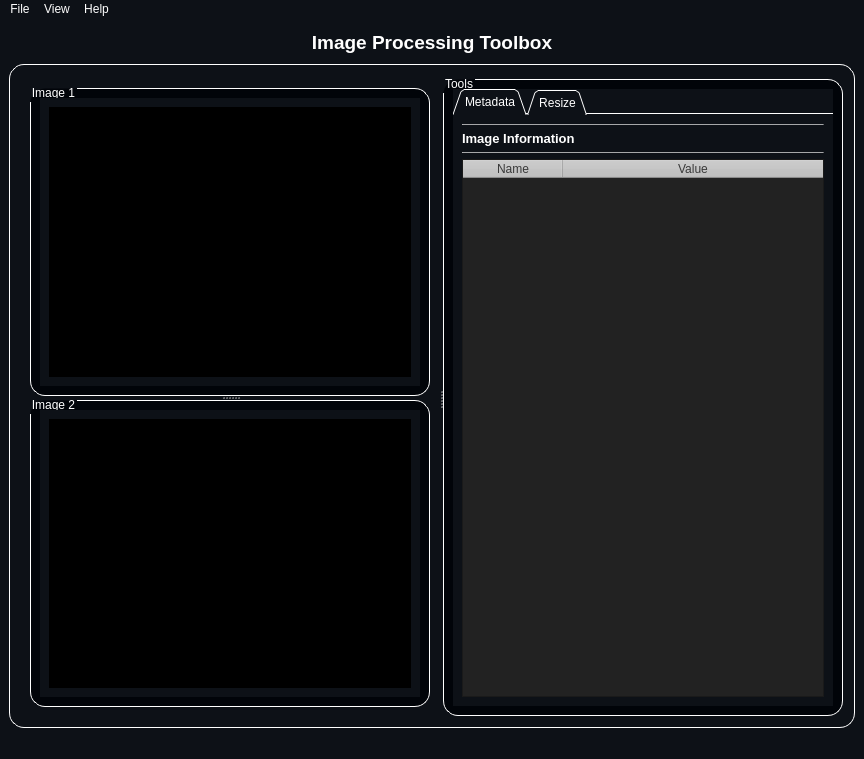
First picture: the form in resources/MainWindow.ui, repository mo-gaafar/image-processing-toolbox, before the edit.
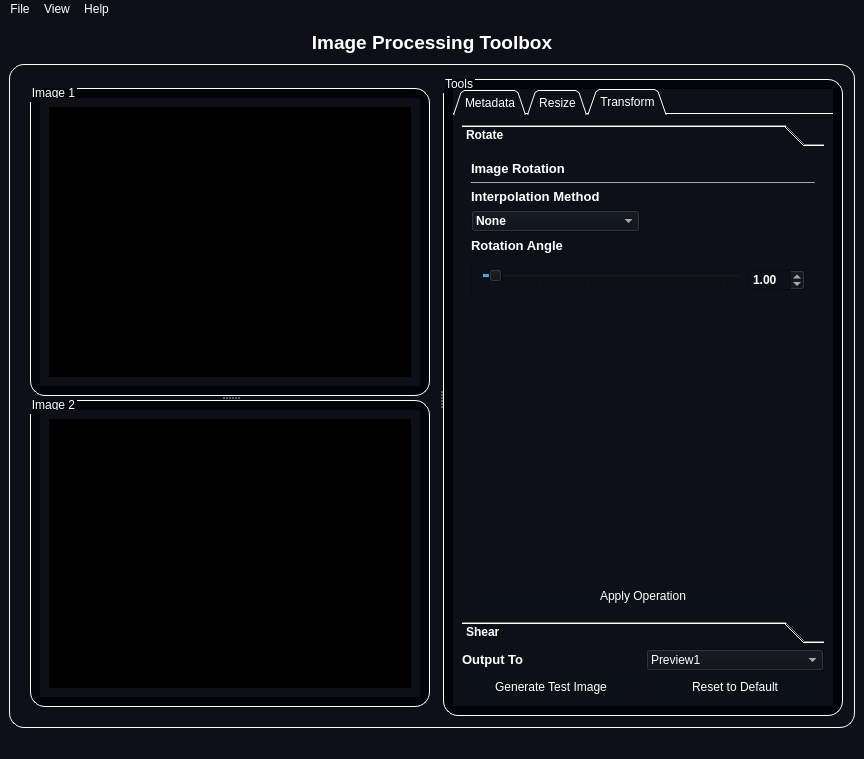
Second picture: the form after the edit. Icons and pictures are not drawn.

Commit message: shearing and rotation logic

```diff
--- a/resources/MainWindow.ui
+++ b/resources/MainWindow.ui
@@ -282,7 +282,7 @@
            <string>Tools</string>
           </property>
           <layout class="QGridLayout" name="gridLayout_3">
-           <item row="0" column="0">
+           <item row="0" column="1">
             <widget class="QTabWidget" name="tabWidget">
              <property name="enabled">
               <bool>true</bool>
@@ -297,7 +297,7 @@
               <enum>QTabWidget::Triangular</enum>
              </property>
              <property name="currentIndex">
-              <number>0</number>
+              <number>2</number>
              </property>
              <property name="elideMode">
               <enum>Qt::ElideNone</enum>
@@ -405,7 +405,7 @@
                   <bool>true</bool>
                  </property>
                  <attribute name="horizontalHeaderVisible">
-                  <bool>true</bool>
+                  <bool>false</bool>
                  </attribute>
                  <attribute name="horizontalHeaderCascadingSectionResizes">
                   <bool>true</bool>
@@ -426,7 +426,7 @@
                   <bool>true</bool>
                  </attribute>
                  <attribute name="verticalHeaderVisible">
-                  <bool>true</bool>
+                  <bool>false</bool>
                  </attribute>
                  <attribute name="verticalHeaderCascadingSectionResizes">
                   <bool>false</bool>
@@ -736,6 +736,306 @@
                </item>
               </layout>
              </widget>
+             <widget class="QWidget" name="tab_transform">
+              <attribute name="title">
+               <string>Transform</string>
+              </attribute>
+              <layout class="QGridLayout" name="gridLayout_5">
+               <item row="4" column="0">
+                <widget class="QPushButton" name="resize_apply_3">
+                 <property name="minimumSize">
+                  <size>
+                   <width>100</width>
+                   <height>20</height>
+                  </size>
+                 </property>
+                 <property name="styleSheet">
+                  <string notr="true">QPushButton {
+    border-radius: 5px;
+    border-style: outset;
+    background: rgb(12, 17, 24);
+	padding: 3;
+    }
+
+QPushButton:hover {
+    background: rgb(63, 95, 127)
+    }
+
+QPushButton:pressed {
+    border-style: inset;
+    background:rgb(20, 20, 20)
+    }</string>
+                 </property>
+                 <property name="text">
+                  <string>Generate Test Image</string>
+                 </property>
+                </widget>
+               </item>
+               <item row="4" column="1">
+                <widget class="QPushButton" name="resize_reset_2">
+                 <property name="minimumSize">
+                  <size>
+                   <width>0</width>
+                   <height>20</height>
+                  </size>
+                 </property>
+                 <property name="styleSheet">
+                  <string notr="true">QPushButton {
+    border-radius: 5px;
+    border-style: outset;
+    background: rgb(12, 17, 24);
+	padding: 3;
+    }
+
+QPushButton:hover {
+    background: rgb(63, 95, 127)
+    }
+
+QPushButton:pressed {
+    border-style: inset;
+    background:rgb(20, 20, 20)
+    }</string>
+                 </property>
+                 <property name="text">
+                  <string>Reset to Default</string>
+                 </property>
+                </widget>
+               </item>
+               <item row="2" column="1">
+                <widget class="QComboBox" name="interpolate_output_combobox_2">
+                 <item>
+                  <property name="text">
+                   <string>Preview1</string>
+                  </property>
+                 </item>
+                 <item>
+                  <property name="text">
+                   <string>Preview2</string>
+                  </property>
+                 </item>
+                </widget>
+               </item>
+               <item row="2" column="0">
+                <widget class="QLabel" name="label_11">
+                 <property name="text">
+                  <string>&lt;html&gt;&lt;head/&gt;&lt;body&gt;&lt;p&gt;&lt;span style=&quot; font-size:10pt; font-weight:600;&quot;&gt;Output To&lt;/span&gt;&lt;/p&gt;&lt;/body&gt;&lt;/html&gt;</string>
+                 </property>
+                </widget>
+               </item>
+               <item row="0" column="0" colspan="2">
+                <widget class="QToolBox" name="toolbox_transform">
+                 <property name="font">
+                  <font>
+                   <weight>75</weight>
+                   <italic>false</italic>
+                   <bold>true</bold>
+                  </font>
+                 </property>
+                 <property name="currentIndex">
+                  <number>0</number>
+                 </property>
+                 <widget class="QWidget" name="page">
+                  <property name="geometry">
+                   <rect>
+                    <x>0</x>
+                    <y>0</y>
+                    <width>362</width>
+                    <height>487</height>
+                   </rect>
+                  </property>
+                  <attribute name="label">
+                   <string>Rotate</string>
+                  </attribute>
+                  <layout class="QGridLayout" name="gridLayout_6">
+                   <item row="4" column="0">
+                    <widget class="QLabel" name="label_14">
+                     <property name="text">
+                      <string>&lt;html&gt;&lt;head/&gt;&lt;body&gt;&lt;p&gt;&lt;span style=&quot; font-size:10pt; font-weight:600;&quot;&gt;Rotation Angle&lt;/span&gt;&lt;/p&gt;&lt;/body&gt;&lt;/html&gt;</string>
+                     </property>
+                    </widget>
+                   </item>
+                   <item row="0" column="0">
+                    <widget class="QLabel" name="label_12">
+                     <property name="text">
+                      <string>&lt;html&gt;&lt;head/&gt;&lt;body&gt;&lt;p&gt;&lt;span style=&quot; font-size:10pt; font-weight:600;&quot;&gt;Image Rotation&lt;/span&gt;&lt;/p&gt;&lt;/body&gt;&lt;/html&gt;</string>
+                     </property>
+                    </widget>
+                   </item>
+                   <item row="3" column="0">
+                    <widget class="QComboBox" name="interpolate_combobox_2">
+                     <item>
+                      <property name="text">
+                       <string>None</string>
+                      </property>
+                     </item>
+                     <item>
+                      <property name="text">
+                       <string>Nearest-Neighbor</string>
+                      </property>
+                     </item>
+                     <item>
+                      <property name="text">
+                       <string>Bilinear</string>
+                      </property>
+                     </item>
+                    </widget>
+                   </item>
+                   <item row="1" column="0" colspan="2">
+                    <widget class="Line" name="line_7">
+                     <property name="maximumSize">
+                      <size>
+                       <width>16777215</width>
+                       <height>1</height>
+                      </size>
+                     </property>
+                     <property name="styleSheet">
+                      <string notr="true">background-color: rgba(255, 255, 255,100);</string>
+                     </property>
+                     <property name="orientation">
+                      <enum>Qt::Horizontal</enum>
+                     </property>
+                    </widget>
+                   </item>
+                   <item row="2" column="0">
+                    <widget class="QLabel" name="label_13">
+                     <property name="text">
+                      <string>&lt;html&gt;&lt;head/&gt;&lt;body&gt;&lt;p&gt;&lt;span style=&quot; font-size:10pt; font-weight:600;&quot;&gt;Interpolation Method&lt;/span&gt;&lt;/p&gt;&lt;/body&gt;&lt;/html&gt;</string>
+                     </property>
+                    </widget>
+                   </item>
+                   <item row="10" column="0">
+                    <spacer name="verticalSpacer_2">
+                     <property name="orientation">
+                      <enum>Qt::Vertical</enum>
+                     </property>
+                     <property name="sizeHint" stdset="0">
+                      <size>
+                       <width>20</width>
+                       <height>40</height>
+                      </size>
+                     </property>
+                    </spacer>
+                   </item>
+                   <item row="8" column="0" colspan="2">
+                    <widget class="QFrame" name="frame_3">
+                     <property name="minimumSize">
+                      <size>
+                       <width>0</width>
+                       <height>30</height>
+                      </size>
+                     </property>
+                     <property name="frameShape">
+                      <enum>QFrame::StyledPanel</enum>
+                     </property>
+                     <property name="frameShadow">
+                      <enum>QFrame::Raised</enum>
+                     </property>
+                     <layout class="QHBoxLayout" name="horizontalLayout_3">
+                      <item>
+                       <widget class="QSlider" name="resize_slider_2">
+                        <property name="minimumSize">
+                         <size>
+                          <width>0</width>
+                          <height>0</height>
+                         </size>
+                        </property>
+                        <property name="minimum">
+                         <number>0</number>
+                        </property>
+                        <property name="maximum">
+                         <number>360</number>
+                        </property>
+                        <property name="sliderPosition">
+                         <number>10</number>
+                        </property>
+                        <property name="tracking">
+                         <bool>true</bool>
+                        </property>
+                        <property name="orientation">
+                         <enum>Qt::Horizontal</enum>
+                        </property>
+                        <property name="invertedAppearance">
+                         <bool>false</bool>
+                        </property>
+                        <property name="invertedControls">
+                         <bool>false</bool>
+                        </property>
+                        <property name="tickPosition">
+                         <enum>QSlider::TicksBelow</enum>
+                        </property>
+                        <property name="tickInterval">
+                         <number>10</number>
+                        </property>
+                       </widget>
+                      </item>
+                      <item>
+                       <widget class="QDoubleSpinBox" name="resize_spinbox_2">
+                        <property name="minimum">
+                         <double>0.010000000000000</double>
+                        </property>
+                        <property name="maximum">
+                         <double>16.000000000000000</double>
+                        </property>
+                        <property name="singleStep">
+                         <double>0.100000000000000</double>
+                        </property>
+                        <property name="value">
+                         <double>1.000000000000000</double>
+                        </property>
+                       </widget>
+                      </item>
+                     </layout>
+                    </widget>
+                   </item>
+                   <item row="12" column="0" colspan="2">
+                    <widget class="QPushButton" name="resize_apply_2">
+                     <property name="minimumSize">
+                      <size>
+                       <width>100</width>
+                       <height>0</height>
+                      </size>
+                     </property>
+                     <property name="styleSheet">
+                      <string notr="true">QPushButton {
+    border-radius: 5px;
+    border-style: outset;
+    background: rgb(12, 17, 24);
+	padding: 3;
+    }
+
+QPushButton:hover {
+    background: rgb(63, 95, 127)
+    }
+
+QPushButton:pressed {
+    border-style: inset;
+    background:rgb(20, 20, 20)
+    }</string>
+                     </property>
+                     <property name="text">
+                      <string>Apply Operation</string>
+                     </property>
+                    </widget>
+                   </item>
+                  </layout>
+                 </widget>
+                 <widget class="QWidget" name="page_2">
+                  <property name="geometry">
+                   <rect>
+                    <x>0</x>
+                    <y>0</y>
+                    <width>362</width>
+                    <height>487</height>
+                   </rect>
+                  </property>
+                  <attribute name="label">
+                   <string>Shear</string>
+                  </attribute>
+                 </widget>
+                </widget>
+               </item>
+              </layout>
+             </widget>
             </widget>
            </item>
           </layout>
```
Left out of the diff: 19 changed lines with no effect on the pictures. The commit also changes 4 other files.
